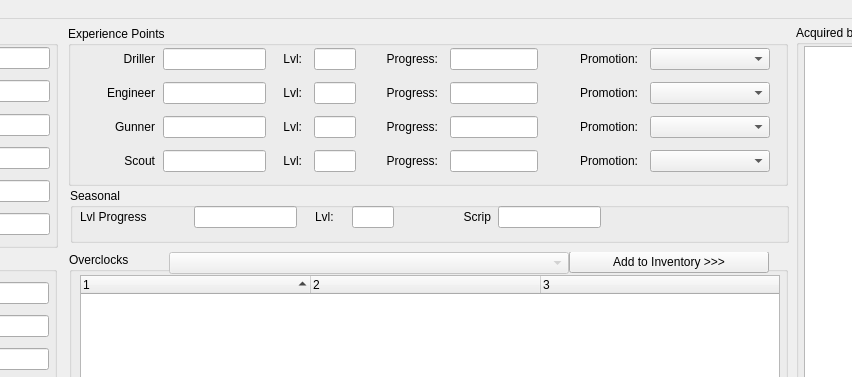
This is editor.ui in AnthonyMichaelTDM/DRG-Save-Editor as Qt 5 draws it before an edit; both pictures show x 198 to 1050 and y 0 to 377 of the 1209 by 656 pixel window. The edited form follows.
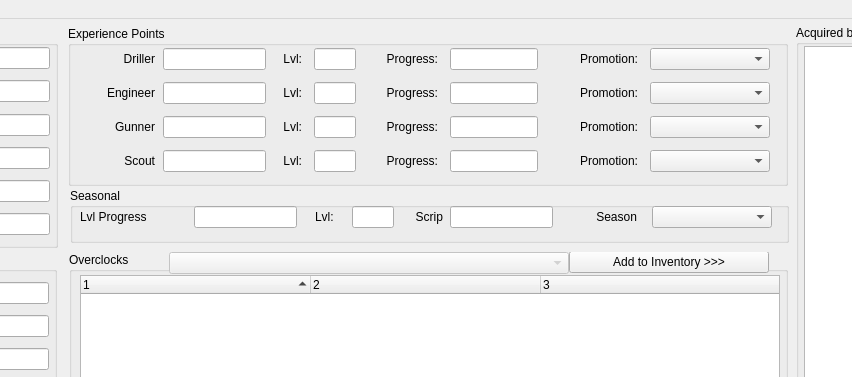
This is the edited form. Custom widgets are drawn as their Qt base class.

Commit message: add season picker

Diff of the .ui file:
```diff
--- a/editor.ui
+++ b/editor.ui
@@ -1722,7 +1722,7 @@
     <widget class="QLabel" name="scrip_label">
      <property name="geometry">
       <rect>
-       <x>370</x>
+       <x>322</x>
        <y>18</y>
        <width>51</width>
        <height>22</height>
@@ -1753,7 +1753,7 @@
     <widget class="QLineEdit" name="scrip_text">
      <property name="geometry">
       <rect>
-       <x>428</x>
+       <x>380</x>
        <y>18</y>
        <width>103</width>
        <height>22</height>
@@ -1768,6 +1768,47 @@
       <set>Qt::ImhDigitsOnly</set>
      </property>
     </widget>
+    <widget class="QComboBox" name="season_box">
+     <property name="geometry">
+      <rect>
+       <x>582</x>
+       <y>18</y>
+       <width>120</width>
+       <height>22</height>
+      </rect>
+     </property>
+    </widget>
+    <widget class="QLabel" name="season_label">
+     <property name="geometry">
+      <rect>
+       <x>516</x>
+       <y>18</y>
+       <width>51</width>
+       <height>22</height>
+      </rect>
+     </property>
+     <property name="font">
+      <font>
+       <family>MS Shell Dlg 2</family>
+       <pointsize>9</pointsize>
+       <weight>50</weight>
+       <bold>false</bold>
+       <kerning>true</kerning>
+      </font>
+     </property>
+     <property name="text">
+      <string>Season</string>
+     </property>
+     <property name="textFormat">
+      <enum>Qt::PlainText</enum>
+     </property>
+     <property name="alignment">
+      <set>Qt::AlignRight|Qt::AlignTrailing|Qt::AlignVCenter</set>
+     </property>
+     <property name="margin">
+      <number>0</number>
+     </property>
+    </widget>
    </widget>
    <widget class="QGroupBox" name="overclock_group">
     <property name="geometry">
```
Left out of the diff: 85 changed lines with no effect on the pictures. The commit also changes 2 other files.
